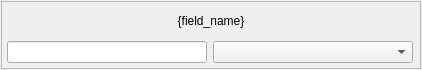
rmfharvey/bombadil, file galvanic/src/galvanic/ui/register_map/forms/field.ui: the form before one commit.
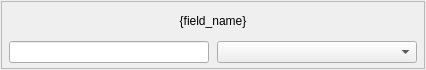
The form after the commit.

Diff of the .ui file:
```diff
--- a/galvanic/src/galvanic/ui/register_map/forms/field.ui
+++ b/galvanic/src/galvanic/ui/register_map/forms/field.ui
@@ -6,7 +6,7 @@
    <rect>
     <x>0</x>
     <y>0</y>
-    <width>422</width>
+    <width>426</width>
     <height>70</height>
    </rect>
   </property>
```
